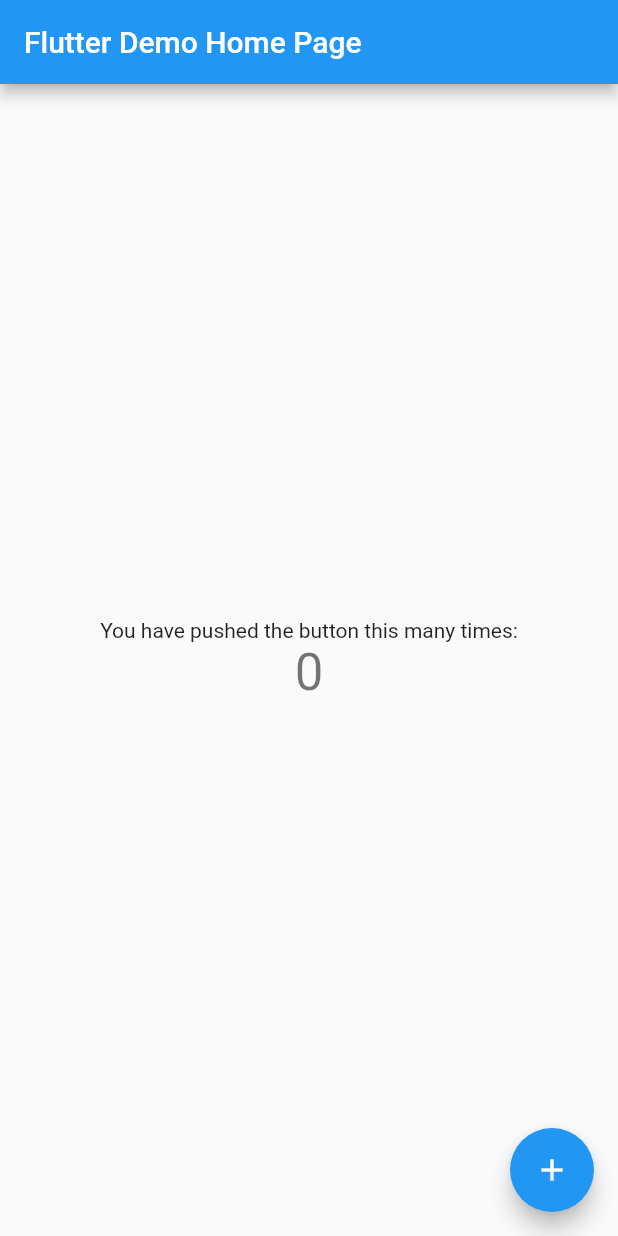
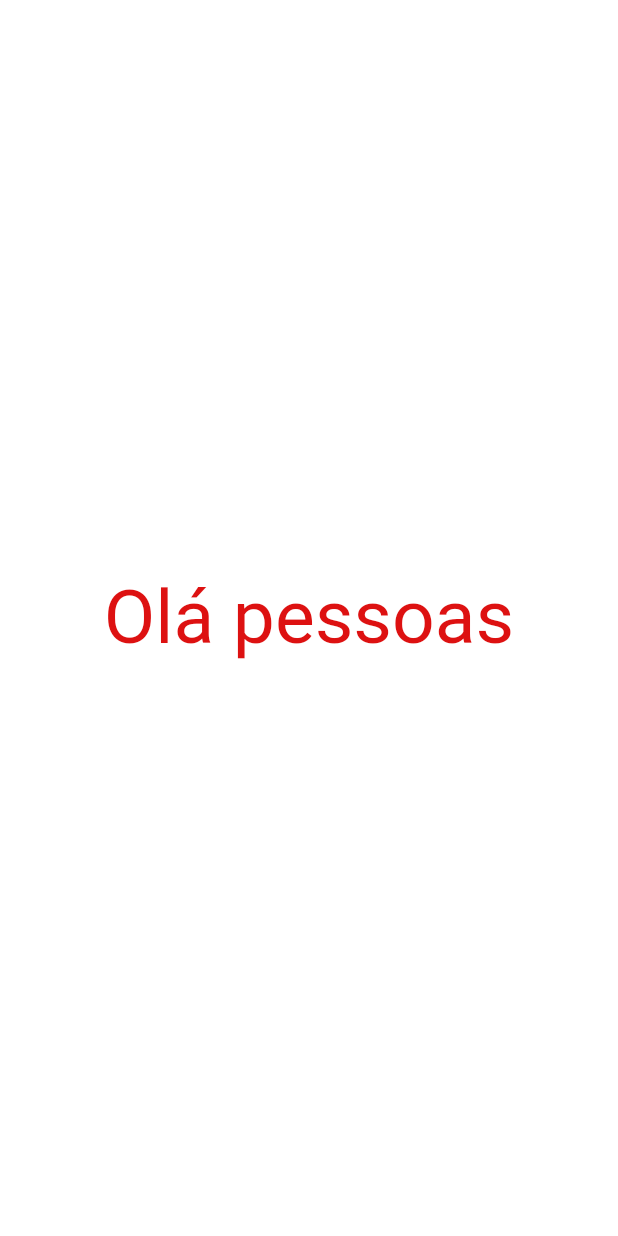
Before and after one commit to italo-mauricio/Fluttering, a Flutter app: the screen it shows after launch, on a phone screen of 412 x 824 dp. Run offline on Flutter 3.47's test engine with Material 2 defaults, Android fonts, the phone set to English and light mode, and no system bars.

Commit message:
primeiros passos com o flutter

```diff
--- a/flutter_course/lib/main.dart
+++ b/flutter_course/lib/main.dart
@@ -1,115 +1,18 @@
 import 'package:flutter/material.dart';
 
 void main() {
-  runApp(const MyApp());
+  runApp(AppWidget());
 }
 
-class MyApp extends StatelessWidget {
-  const MyApp({super.key});
-
-  // This widget is the root of your application.
+class AppWidget extends StatelessWidget {
   @override
   Widget build(BuildContext context) {
-    return MaterialApp(
-      title: 'Flutter Demo',
-      theme: ThemeData(
-        // This is the theme of your application.
-        //
-        // Try running your application with "flutter run". You'll see the
-        // application has a blue toolbar. Then, without quitting the app, try
-        // changing the primarySwatch below to Colors.green and then invoke
-        // "hot reload" (press "r" in the console where you ran "flutter run",
-        // or simply save your changes to "hot reload" in a Flutter IDE).
-        // Notice that the counter didn't reset back to zero; the application
-        // is not restarted.
-        primarySwatch: Colors.blue,
-      ),
-      home: const MyHomePage(title: 'Flutter Demo Home Page'),
+    return Container(
+      child: const Center(
+          child: Text("Olá pessoas",
+              textDirection: TextDirection.ltr,
+              style: TextStyle(
+                  color: Color.fromARGB(255, 221, 17, 17), fontSize: 50.0))),
     );
   }
 }
-
-class MyHomePage extends StatefulWidget {
-  const MyHomePage({super.key, required this.title});
-
-  // This widget is the home page of your application. It is stateful, meaning
-  // that it has a State object (defined below) that contains fields that affect
-  // how it looks.
-
-  // This class is the configuration for the state. It holds the values (in this
-  // case the title) provided by the parent (in this case the App widget) and
-  // used by the build method of the State. Fields in a Widget subclass are
-  // always marked "final".
-
-  final String title;
-
-  @override
-  State<MyHomePage> createState() => _MyHomePageState();
-}
-
-class _MyHomePageState extends State<MyHomePage> {
-  int _counter = 0;
-
-  void _incrementCounter() {
-    setState(() {
-      // This call to setState tells the Flutter framework that something has
-      // changed in this State, which causes it to rerun the build method below
-      // so that the display can reflect the updated values. If we changed
-      // _counter without calling setState(), then the build method would not be
-      // called again, and so nothing would appear to happen.
-      _counter++;
-    });
-  }
-
-  @override
-  Widget build(BuildContext context) {
-    // This method is rerun every time setState is called, for instance as done
-    // by the _incrementCounter method above.
-    //
-    // The Flutter framework has been optimized to make rerunning build methods
-    // fast, so that you can just rebuild anything that needs updating rather
-    // than having to individually change instances of widgets.
-    return Scaffold(
-      appBar: AppBar(
-        // Here we take the value from the MyHomePage object that was created by
-        // the App.build method, and use it to set our appbar title.
-        title: Text(widget.title),
-      ),
-      body: Center(
-        // Center is a layout widget. It takes a single child and positions it
-        // in the middle of the parent.
-        child: Column(
-          // Column is also a layout widget. It takes a list of children and
-          // arranges them vertically. By default, it sizes itself to fit its
-          // children horizontally, and tries to be as tall as its parent.
-          //
-          // Invoke "debug painting" (press "p" in the console, choose the
-          // "Toggle Debug Paint" action from the Flutter Inspector in Android
-          // Studio, or the "Toggle Debug Paint" command in Visual Studio Code)
-          // to see the wireframe for each widget.
-          //
-          // Column has various properties to control how it sizes itself and
-          // how it positions its children. Here we use mainAxisAlignment to
-          // center the children vertically; the main axis here is the vertical
-          // axis because Columns are vertical (the cross axis would be
-          // horizontal).
-          mainAxisAlignment: MainAxisAlignment.center,
-          children: <Widget>[
-            const Text(
-              'You have pushed the button this many times:',
-            ),
-            Text(
-              '$_counter',
-              style: Theme.of(context).textTheme.headlineMedium,
-            ),
-          ],
-        ),
-      ),
-      floatingActionButton: FloatingActionButton(
-        onPressed: _incrementCounter,
-        tooltip: 'Increment',
-        child: const Icon(Icons.add),
-      ), // This trailing comma makes auto-formatting nicer for build methods.
-    );
-  }
-}
```
